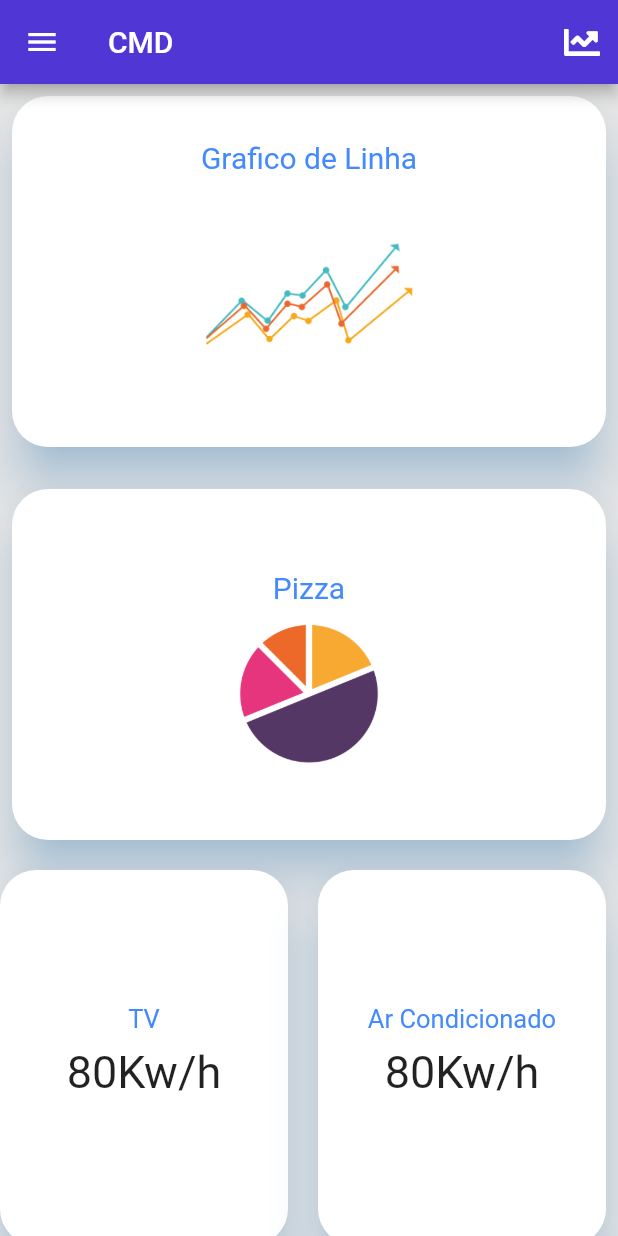
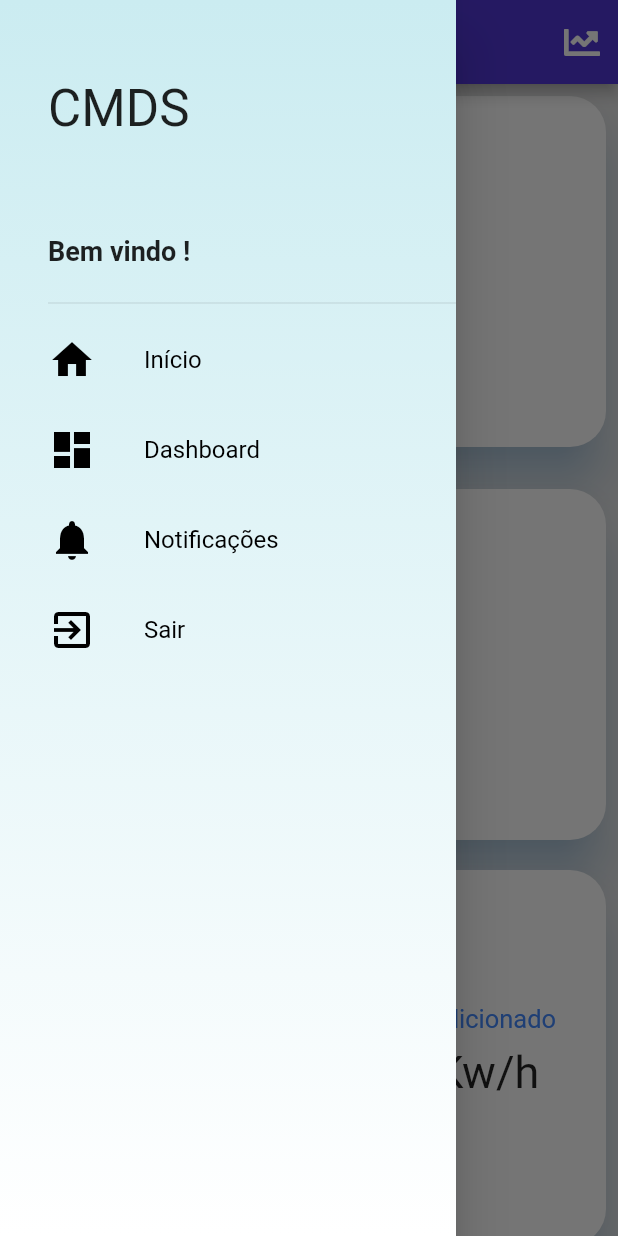
Before and after one commit to guilhermerfs00/cmds, a Flutter app: the DashBoardScreen screen opened directly, with the side drawer open (before the commit the screen has no drawer), on a phone screen of 412 x 824 dp. Run offline on Flutter 3.47's test engine with Material 2 defaults, Android fonts, the phone set to English and light mode, and no system bars; our stand-ins replace charts_flutter, cloud_firestore, firebase_auth, font_awesome_flutter; accounts and stored records are empty.

Commit message:
DrawerTile criada

```diff
--- a/lib/main.dart
+++ b/lib/main.dart
@@ -1,5 +1,5 @@
 import 'package:cmds/models/user_model.dart';
-import 'package:cmds/screens/login_screen.dart';
+import 'package:cmds/screens/dashboard-screen.dart';
 import 'package:flutter/material.dart';
 import 'package:scoped_model/scoped_model.dart';
 
@@ -16,7 +16,7 @@ class MyApp extends StatelessWidget {
         theme: ThemeData(
           primaryColor: Color(0xFF5036D5),
         ),
-        home: LoginScreen(),
+        home: DashBoardScreen(),
       ),
     );
   }
--- a/lib/screens/dashboard-screen.dart
+++ b/lib/screens/dashboard-screen.dart
@@ -1,4 +1,5 @@
 import 'package:cmds/charts/linechart.dart';
+import 'package:cmds/widgets/custom_drawer.dart';
 import 'package:flutter/material.dart';
 import 'package:flutter_staggered_grid_view/flutter_staggered_grid_view.dart';
 import 'package:font_awesome_flutter/font_awesome_flutter.dart';
@@ -13,11 +14,6 @@ class _DashBoardScreenState extends State<DashBoardScreen> {
   Widget build(BuildContext context) {
     return Scaffold(
       appBar: AppBar(
-        leading: IconButton(
-            icon: Icon(Icons.menu),
-            onPressed: () {
-              //
-            }),
         title: Text("CMD"),
         actions: <Widget>[
           IconButton(
@@ -27,6 +23,7 @@ class _DashBoardScreenState extends State<DashBoardScreen> {
               }),
         ],
       ),
+      drawer: CustomDrawer(),
       body: Container(
         color: Color(0xffE5E5E5),
         child: StaggeredGridView.count(
@@ -35,16 +32,15 @@ class _DashBoardScreenState extends State<DashBoardScreen> {
           mainAxisSpacing: 12.0,
           children: <Widget>[
             InkWell(
-              onTap: (){
-                Navigator.of(context).push(MaterialPageRoute(
-                    builder: (context) => LineChart()));
+              onTap: () {
+                Navigator.of(context)
+                    .push(MaterialPageRoute(builder: (context) => LineChart()));
               },
               child: Padding(
                 padding: const EdgeInsets.all(8.0),
                 child: lineChart("Grafico de Linha"),
               ),
             ),
-
             Padding(
               padding: const EdgeInsets.all(8.0),
               child: pieChart("Pizza"),
--- /dev/null
+++ b/lib/tile/drawer_tile.dart
@@ -0,0 +1,40 @@
+import 'package:flutter/material.dart';
+
+class DrawerTile extends StatelessWidget {
+  final IconData icon;
+  final String text;
+  final Function onTap;
+
+  DrawerTile(this.icon, this.text, this.onTap);
+
+  @override
+  Widget build(BuildContext context) {
+    return Material(
+      color: Colors.transparent,
+      child: InkWell(
+        onTap: (){
+          onTap();
+        },
+        child: Container(
+          height: 60.0,
+          child: Row(
+            children: <Widget>[
+              Icon(
+                icon,
+                size: 32,
+                color: Colors.black,
+              ),
+              SizedBox(
+                width: 32,
+              ),
+              Text(
+                text,
+                style: TextStyle(fontSize: 16.0, color: Colors.black),
+              )
+            ],
+          ),
+        ),
+      ),
+    );
+  }
+}
--- /dev/null
+++ b/lib/widgets/custom_drawer.dart
@@ -0,0 +1,77 @@
+import 'package:cmds/tile/drawer_tile.dart';
+import 'package:flutter/material.dart';
+
+class CustomDrawer extends StatelessWidget {
+  @override
+  Widget build(BuildContext context) {
+    Widget _buildDrawerBack() => Container(
+          decoration: BoxDecoration(
+            gradient: LinearGradient(
+              colors: [
+                Color.fromARGB(255, 203, 236, 241),
+                Colors.white,
+              ],
+              begin: Alignment.topCenter,
+              end: Alignment.bottomCenter,
+            ),
+          ),
+        );
+
+    return Drawer(
+      child: Stack(
+        children: <Widget>[
+          _buildDrawerBack(),
+          ListView(
+            padding: EdgeInsets.only(left: 32.0, top: 16.0),
+            children: <Widget>[
+              Container(
+                margin: EdgeInsets.only(bottom: 8.0),
+                padding: EdgeInsets.fromLTRB(0.0, 16.0, 16.0, 8.0),
+                height: 170,
+                child: Stack(
+                  children: <Widget>[
+                    Positioned(
+                      top: 20.0,
+                      left: 0.0,
+                      child: Text(
+                        'CMDS',
+                        style: TextStyle(fontSize: 34.0),
+                      ),
+                    ),
+                    Positioned(
+                      left: 0.0,
+                      bottom: 0.0,
+                      child: Column(
+                        crossAxisAlignment: CrossAxisAlignment.start,
+                        children: <Widget>[
+                          Text(
+                            'Bem vindo !',
+                            style: TextStyle(
+                                fontSize: 18.0, fontWeight: FontWeight.bold),
+                          ),
+                        ],
+                      ),
+                    )
+                  ],
+                ),
+              ),
+              Divider(),
+              DrawerTile(Icons.home, 'Início', () {
+                print('Inicio');
+              }),
+              DrawerTile(Icons.dashboard, 'Dashboard', () {
+                print('DashBoard');
+              }),
+              DrawerTile(Icons.notifications, 'Notificações', () {
+                print('Notificação');
+              }),
+              DrawerTile(Icons.exit_to_app, 'Sair', () {
+                print('Sair');
+              }),
+            ],
+          )
+        ],
+      ),
+    );
+  }
+}
```
